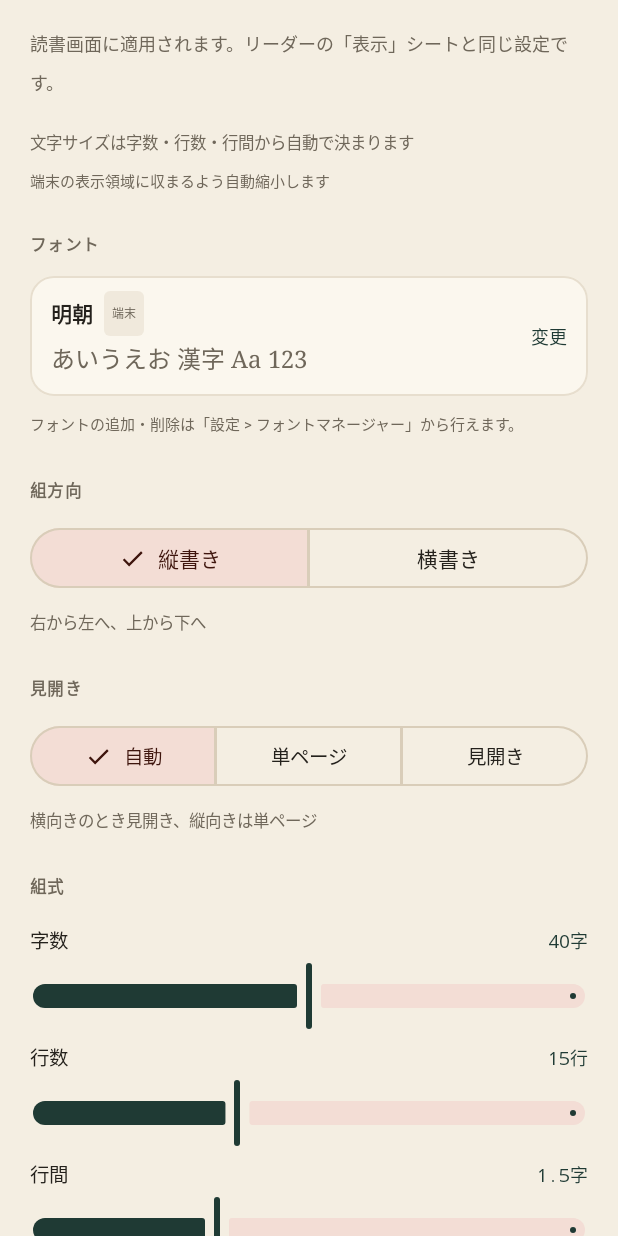
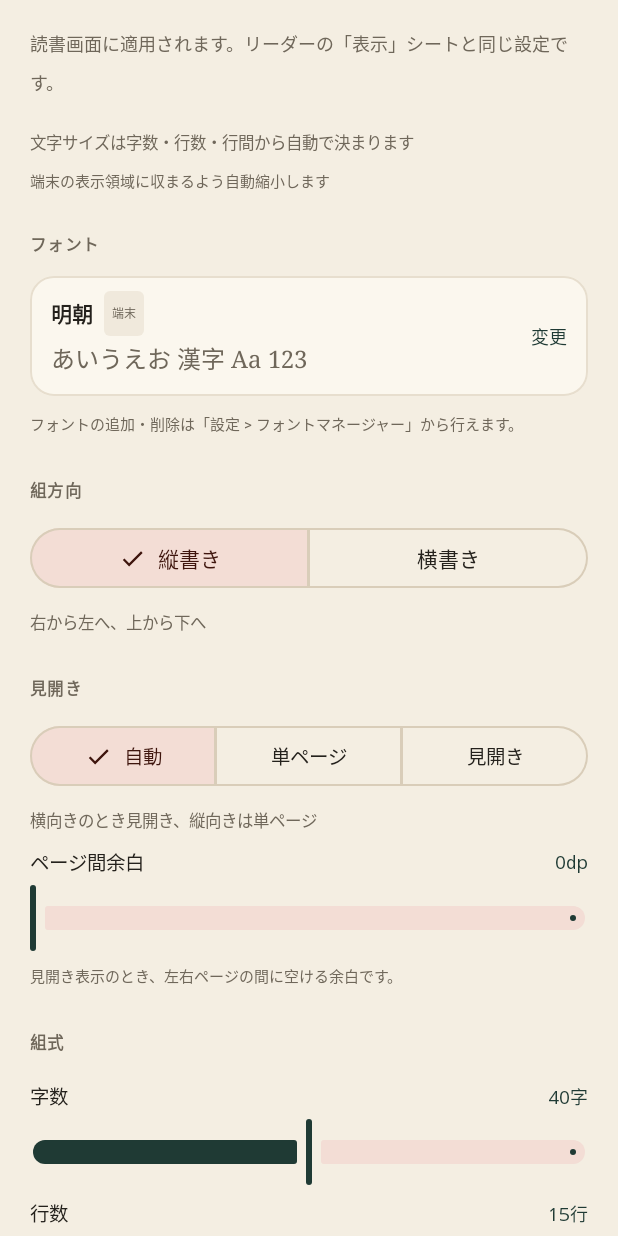
Before and after one commit to sashisashi569/tateyomi, an Android app built with Jetpack Compose: the composable DisplaySettingsPage called with empty values, on a phone screen of 412 x 824 dp. Run offline under Robolectric (Android 15) with nearby library versions, the phone set to English and light mode, and no system bars.

Commit message:
見開きのページ間余白を設定可能に
- ReaderSettings に spreadGapDp（0〜64dp、既定0）を追加
- 見開き表示で左右ページの間に指定した余白を挿入
- 表示設定の「見開き」にページ間余白スライダーを追加
- 余白を挟んでも中央のノド線とページ順は維持
- SpreadTest に既定値・クランプのテストを追加
- バージョン規則に従い 1.4.0 (525) に更新

```diff
--- a/app/src/main/java/app/tateyomi/data/Settings.kt
+++ b/app/src/main/java/app/tateyomi/data/Settings.kt
@@ -59,6 +59,7 @@ data class ReaderSettings(
     val fontId: String? = null,
     val theme: ReaderTheme = ReaderTheme.PAPER,
     val spread: SpreadMode = SpreadMode.AUTO,
+    val spreadGapDp: Int = 0,
 ) {
     fun normalized(): ReaderSettings = copy(
         charsPerLine = charsPerLine.coerceIn(MIN_CHARS, MAX_CHARS),
@@ -67,6 +68,7 @@ data class ReaderSettings(
             .coerceIn(MIN_LINE_SPACING, MAX_LINE_SPACING),
         indent = indent.coerceIn(0, 3),
         marginDp = marginDp.coerceIn(MIN_MARGIN, MAX_MARGIN),
+        spreadGapDp = spreadGapDp.coerceIn(MIN_SPREAD_GAP, MAX_SPREAD_GAP),
     )
 
     companion object {
@@ -78,6 +80,8 @@ data class ReaderSettings(
         const val MAX_LINE_SPACING = 2.5f
         const val MIN_MARGIN = 0
         const val MAX_MARGIN = 56
+        const val MIN_SPREAD_GAP = 0
+        const val MAX_SPREAD_GAP = 64
 
         val Default = ReaderSettings()
 
--- a/app/src/main/java/app/tateyomi/ui/components/ReaderSettingsContent.kt
+++ b/app/src/main/java/app/tateyomi/ui/components/ReaderSettingsContent.kt
@@ -196,6 +196,19 @@ fun ReaderSettingsContent(
             fontSize = 11.sp,
             color = palette.muted,
             modifier = Modifier.padding(top = 6.dp),
+        )
+        SettingSlider(
+            label = "ページ間余白",
+            value = settings.spreadGapDp,
+            range = ReaderSettings.MIN_SPREAD_GAP..ReaderSettings.MAX_SPREAD_GAP,
+            display = { "${it}dp" },
+            palette = palette,
+            onChange = { onChange(settings.copy(spreadGapDp = it)) },
+        )
+        Text(
+            text = "見開き表示のとき、左右ページの間に空ける余白です。",
+            fontSize = 10.sp,
+            color = palette.muted,
         )
 
         Spacer(Modifier.height(18.dp))
--- a/app/src/main/java/app/tateyomi/ui/reader/ReaderPage.kt
+++ b/app/src/main/java/app/tateyomi/ui/reader/ReaderPage.kt
@@ -8,6 +8,7 @@ import androidx.compose.foundation.background
 import androidx.compose.foundation.layout.Box
 import androidx.compose.foundation.layout.Row
 import androidx.compose.foundation.layout.RowScope
+import androidx.compose.foundation.layout.Spacer
 import androidx.compose.foundation.layout.fillMaxHeight
 import androidx.compose.foundation.layout.fillMaxSize
 import androidx.compose.foundation.layout.padding
@@ -101,11 +102,14 @@ fun ReaderSpreadView(
     val vertical = layout.settings.vertical
     Box(modifier.background(palette.background)) {
         Row(Modifier.fillMaxSize()) {
+            val gap = Modifier.width(layout.settings.spreadGapDp.dp)
             if (vertical) {
                 SpreadSlot(second, book, layout, fontSpec, palette)
+                Spacer(gap)
                 SpreadSlot(first, book, layout, fontSpec, palette)
             } else {
                 SpreadSlot(first, book, layout, fontSpec, palette)
+                Spacer(gap)
                 SpreadSlot(second, book, layout, fontSpec, palette)
             }
         }
--- a/gradle.properties
+++ b/gradle.properties
@@ -6,4 +6,4 @@ android.nonTransitiveRClass=true
 kotlin.code.style=official
 
 # a.b.c — b: feature additions/changes, c: fixes/typos. Both carry at 21.
-tateyomi.versionName=1.3.0
+tateyomi.versionName=1.4.0
```
Also changed, not shown: 5 other files.
